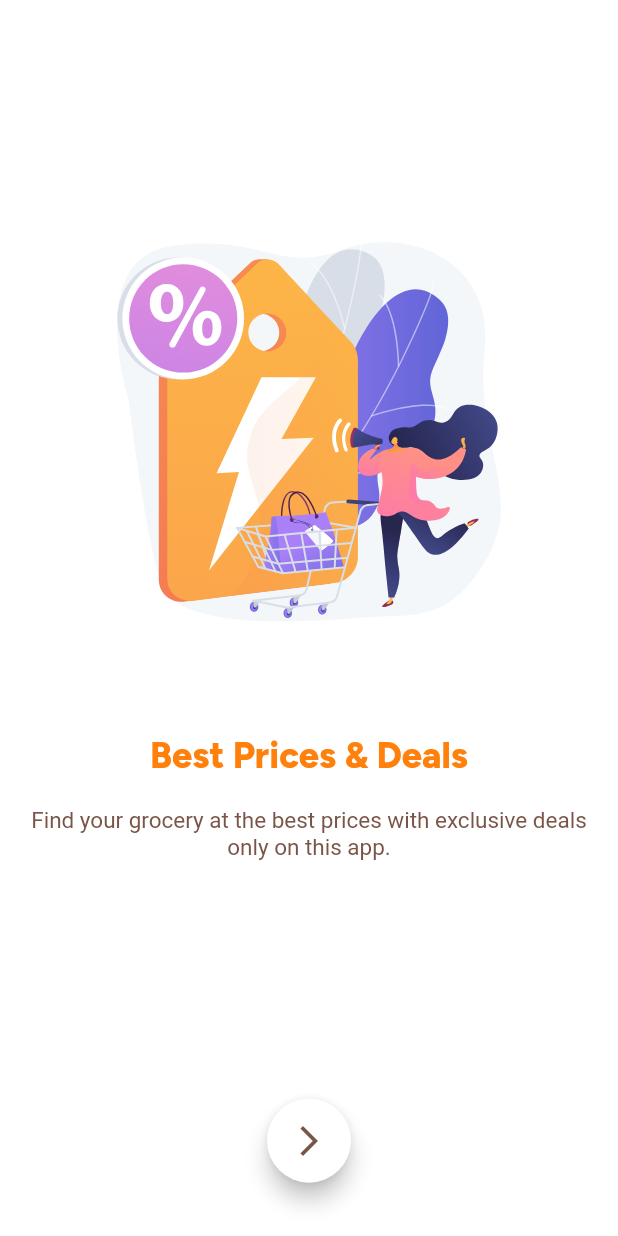
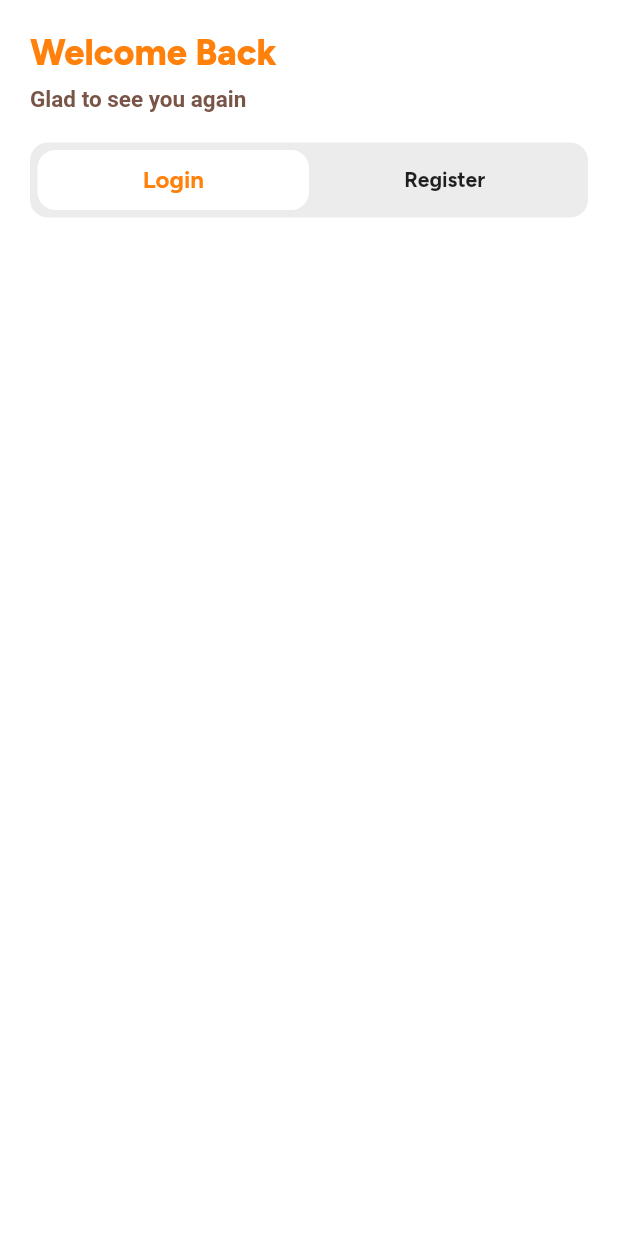
Before and after one commit to justEthical/addie_store_frontend, a Flutter app: the screen it shows after launch, on a phone screen of 412 x 824 dp. Run offline on Flutter 3.47's test engine with Material 2 defaults, Android fonts, the phone set to English and light mode, and no system bars; our stand-ins replace flutter_svg, get; Roboto replaces fonts that are missing (Shantell_Sans); project files that could hold a hidden picture were left out.

Commit message:
added login signup screen top bar and switch

```diff
--- /dev/null
+++ b/lib/Controllers/login_signup_ctrl.dart
@@ -0,0 +1,6 @@
+import 'package:get/get.dart';
+
+class LoginSignUpController extends GetxController {
+  var isLogin = true.obs;
+  var switchButtonText = "Login".obs;
+}
--- /dev/null
+++ b/lib/Screens/LoginAndSignup/Widgets/login_signup_switcher.dart
@@ -0,0 +1,82 @@
+import 'package:addie_store/Constants/color_constants.dart';
+import 'package:addie_store/Controllers/login_signup_ctrl.dart';
+import 'package:flutter/material.dart';
+import 'package:get/get.dart';
+
+class LoginSignUpSwitch extends StatefulWidget {
+  const LoginSignUpSwitch({super.key});
+
+  @override
+  State<LoginSignUpSwitch> createState() => _LoginSignUpSwitchState();
+}
+
+class _LoginSignUpSwitchState extends State<LoginSignUpSwitch> {
+  // var c.isLogin.value.value = true;
+  double switchButtonWidth = (Get.width - 50) / 2;
+
+  final LoginSignUpController c = Get.find();
+  @override
+  Widget build(BuildContext context) {
+    return Container(
+        // margin: const EdgeInsets.symmetric(vertical: 20, horizontal: 10),
+        padding: const EdgeInsets.all(5),
+        height: 50,
+        decoration: BoxDecoration(
+            borderRadius: BorderRadius.circular(12),
+            color: Colors.grey.withOpacity(0.2)),
+        child: Stack(
+          children: [
+            SizedBox(
+              height: 40,
+              width: Get.width - 50,
+            ),
+            SizedBox(
+              width: Get.width - 50,
+              height: 40,
+              child: Row(children: [
+                _buttonBackgroundText("Login"),
+                _buttonBackgroundText("Register"),
+              ]),
+            ),
+            Obx(() => AnimatedContainer(
+                  duration: const Duration(milliseconds: 300),
+                  height: 40,
+                  width: (Get.width - 50) / 2,
+                  margin: EdgeInsets.only(
+                      left: c.isLogin.value ? 0 : switchButtonWidth,
+                      right: !c.isLogin.value ? 0 : switchButtonWidth),
+                  decoration: BoxDecoration(
+                      borderRadius: BorderRadius.circular(12),
+                      color: Colors.white),
+                  child: Center(
+                      child: Text(
+                    c.switchButtonText.value,
+                    style: const TextStyle(
+                        fontSize: 16,
+                        fontWeight: FontWeight.w600,
+                        color: ColorConstants.primaryText),
+                  )),
+                )),
+          ],
+        ));
+  }
+
+  Widget _buttonBackgroundText(String title) {
+    return InkWell(
+      onTap: () {
+        c.isLogin.value = !c.isLogin.value;
+        c.switchButtonText.value = c.isLogin.value ? "Login" : "Register";
+        // setState(() {});
+      },
+      child: SizedBox(
+        width: switchButtonWidth,
+        height: 40,
+        child: Center(
+            child: Text(
+          title,
+          style: const TextStyle(fontWeight: FontWeight.w600),
+        )),
+      ),
+    );
+  }
+}
--- /dev/null
+++ b/lib/Screens/LoginAndSignup/Widgets/top_text.dart
@@ -0,0 +1,40 @@
+import 'package:addie_store/Constants/color_constants.dart';
+import 'package:addie_store/Constants/fonts.dart';
+import 'package:addie_store/Controllers/login_signup_ctrl.dart';
+import 'package:flutter/material.dart';
+import 'package:flutter/src/widgets/framework.dart';
+import 'package:flutter/src/widgets/placeholder.dart';
+import 'package:get/get.dart';
+
+class TopText extends StatelessWidget {
+  final String heading;
+  final String subHeading;
+  const TopText({super.key, required this.heading, required this.subHeading});
+
+  @override
+  Widget build(BuildContext context) {
+    return Column(
+      crossAxisAlignment: CrossAxisAlignment.start,
+      children: [
+        Text(
+          heading,
+          style: const TextStyle(
+              fontSize: 24,
+              fontWeight: FontWeight.w900,
+              color: ColorConstants.primaryText),
+        ),
+        const SizedBox(
+          height: 8,
+        ),
+        Text(
+          subHeading,
+          style: const TextStyle(
+              fontSize: 15,
+              color: Colors.brown,
+              fontWeight: FontWeight.w600,
+              fontFamily: AppFonts.shantell_sans),
+        ),
+      ],
+    );
+  }
+}
--- /dev/null
+++ b/lib/Screens/LoginAndSignup/login_signup.dart
@@ -0,0 +1,48 @@
+import 'package:addie_store/Constants/color_constants.dart';
+import 'package:addie_store/Constants/fonts.dart';
+import 'package:addie_store/Controllers/login_signup_ctrl.dart';
+import 'package:addie_store/Screens/LoginAndSignup/Widgets/top_text.dart';
+import 'package:flutter/material.dart';
+import 'package:flutter/src/widgets/framework.dart';
+import 'package:flutter/src/widgets/placeholder.dart';
+import 'package:get/get.dart';
+
+import 'Widgets/login_signup_switcher.dart';
+
+class LoginSignUp extends StatefulWidget {
+  const LoginSignUp({super.key});
+
+  @override
+  State<LoginSignUp> createState() => _LoginSignUpState();
+}
+
+class _LoginSignUpState extends State<LoginSignUp> {
+  final LoginSignUpController c = Get.put(LoginSignUpController());
+  @override
+  Widget build(BuildContext context) {
+    return Scaffold(
+      backgroundColor: Colors.white,
+      body: SafeArea(
+          child: Padding(
+        padding: const EdgeInsets.all(20.0),
+        child: Column(
+          crossAxisAlignment: CrossAxisAlignment.start,
+          children: [
+            Obx(() => c.isLogin.value
+                ? const TopText(
+                    heading: "Welcome Back",
+                    subHeading: "Glad to see you again")
+                : const TopText(
+                    heading: "Let's Start",
+                    subHeading: "Create your account in simple steps",
+                  )),
+            const SizedBox(
+              height: 20,
+            ),
+            const LoginSignUpSwitch()
+          ],
+        ),
+      )),
+    );
+  }
+}
--- a/lib/main.dart
+++ b/lib/main.dart
@@ -2,6 +2,8 @@ import 'package:addie_store/Constants/fonts.dart';
 import 'package:addie_store/Screens/Welcome/welcome.dart';
 import 'package:flutter/material.dart';
 import 'package:get/get.dart';
+
+import 'Screens/LoginAndSignup/login_signup.dart';
 
 void main() {
   runApp(const MyApp());
@@ -29,6 +31,6 @@ class Wrapper extends StatelessWidget {
 
   @override
   Widget build(BuildContext context) {
-    return const WelcomeScreens();
+    return const LoginSignUp();
   }
 }
```
